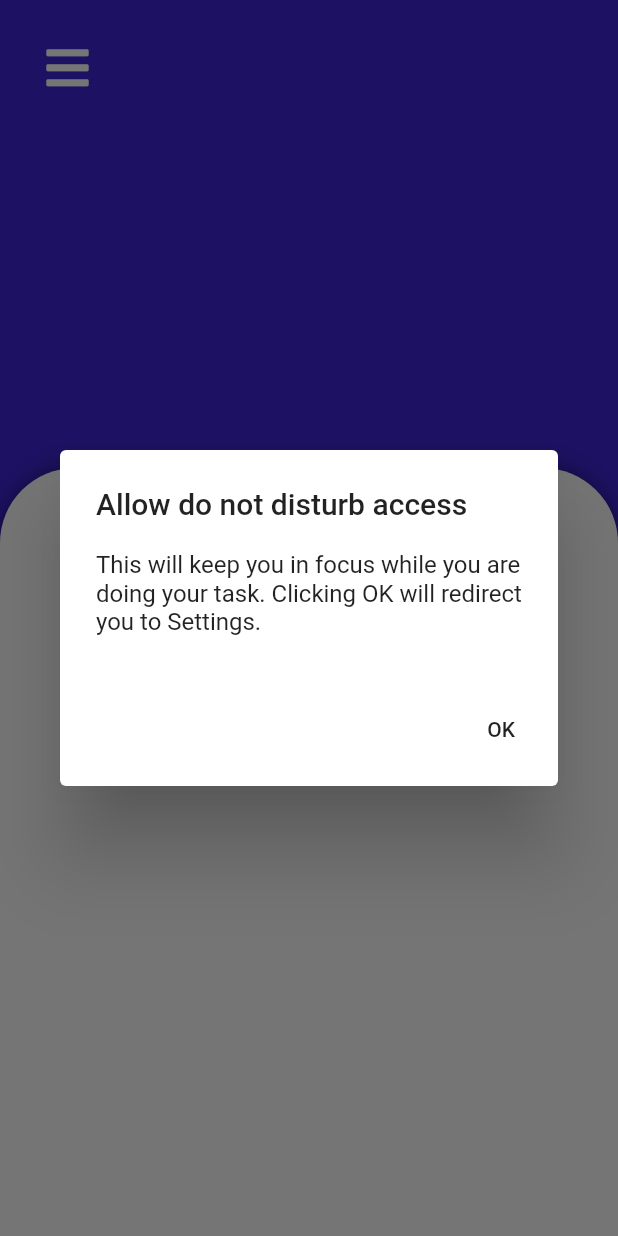
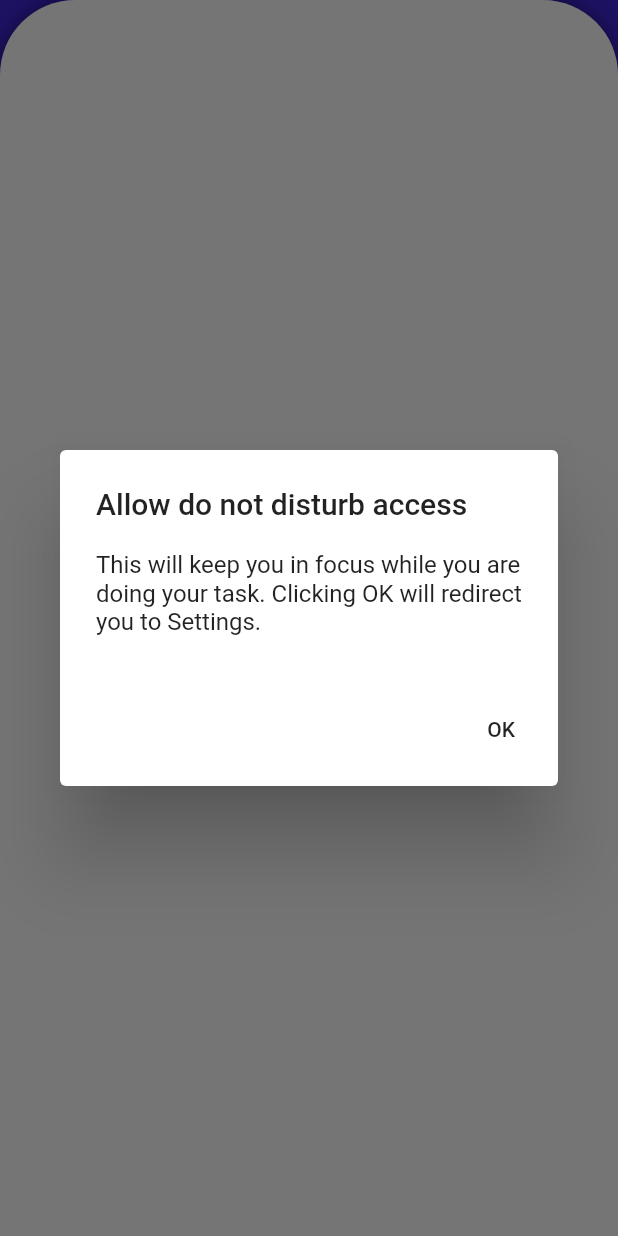
Before and after one commit to AngelK1NG/argus_app_1, a Flutter app: the screen it shows once a user with an empty profile is signed in, on a phone screen of 412 x 824 dp. Run offline on Flutter 3.47's test engine with Material 2 defaults, Android fonts, the phone set to English and light mode, and no system bars; our stand-ins replace auto_size_text, cloud_firestore, dots_indicator, firebase_analytics, firebase_auth, flutter_local_notifications and 5 more; missing offline and left inert: apple_sign_in, flutter_dnd, screen_state; accounts and stored records are empty; statements that could not run were skipped.

Commit message:
Smoother Wrapper card transition

```diff
--- a/lib/components/wrapper.dart
+++ b/lib/components/wrapper.dart
@@ -8,14 +8,14 @@ class WrapperWidget extends StatefulWidget {
   final Color backgroundColor;
   final bool nav;
   final bool loading;
-  final double cardHeight;
+  final double cardPosition;
 
   const WrapperWidget(
       {@required this.child,
       this.backgroundColor,
       this.nav,
       @required this.loading,
-      @required this.cardHeight,
+      @required this.cardPosition,
     }
   );
 
@@ -23,7 +23,7 @@ class WrapperWidget extends StatefulWidget {
   _WrapperWidgetState createState() => _WrapperWidgetState();
 }
 
-class _WrapperWidgetState extends State<WrapperWidget> {
+class _WrapperWidgetState extends State<WrapperWidget> with TickerProviderStateMixin {
   bool _navActive = false;
 
   void toggleNav() {
@@ -67,13 +67,13 @@ class _WrapperWidgetState extends State<WrapperWidget> {
                   color: widget.backgroundColor,
                   child: Container(),
                 ),
-                Positioned(
+                AnimatedPositioned(
+                  duration: cardSlideDuration,
+                  curve: cardSlideCurve,
                   left: 0,
                   right: 0,
-                  bottom: 0,
-                  child: AnimatedContainer(
-                    duration: cardSlideDuration,
-                    curve: cardSlideCurve,
+                  bottom: - widget.cardPosition,
+                  child: Container(
                     decoration: BoxDecoration(
                       borderRadius: BorderRadius.only(topLeft: Radius.circular(50), topRight: Radius.circular(50),),
                       color: Colors.white,
@@ -82,7 +82,7 @@ class _WrapperWidgetState extends State<WrapperWidget> {
                         blurRadius: 15,
                       )],
                     ),
-                    height: widget.cardHeight,
+                    height: MediaQuery.of(context).size.height,
                   ),
                 ),
                 GestureDetector(
--- a/lib/main.dart
+++ b/lib/main.dart
@@ -27,7 +27,7 @@ class MyApp extends StatelessWidget {
   @override
   Widget build(BuildContext context) {
     SystemChrome.setSystemUIOverlayStyle(
-      SystemUiOverlayStyle.dark
+      SystemUiOverlayStyle.light
     );
     return ChangeNotifierProvider<User>(
       create: (_) => User(),
--- a/lib/screens/home.dart
+++ b/lib/screens/home.dart
@@ -38,7 +38,6 @@ class _HomePageState extends State<HomePage> with WidgetsBindingObserver {
   int _completedTasks;
   int _totalTasks;
   bool _doingTask = false;
-  bool _startAnimate = false;
   String _date;
   FirebaseUser _user;
   FirestoreProvider _firestoreProvider;
@@ -187,7 +186,6 @@ class _HomePageState extends State<HomePage> with WidgetsBindingObserver {
         return false;
       }
     }
-    _startAnimate = true;
     return true;
   }
 
@@ -449,11 +447,6 @@ class _HomePageState extends State<HomePage> with WidgetsBindingObserver {
     );
 
     checkIfNotificationsOn();
-    if (_doingTask) {
-      SystemChrome.setSystemUIOverlayStyle(SystemUiOverlayStyle.light);
-    } else {
-      SystemChrome.setSystemUIOverlayStyle(SystemUiOverlayStyle.dark);
-    }
 
     return WillPopScope(
       onWillPop: () async => false,
@@ -461,7 +454,7 @@ class _HomePageState extends State<HomePage> with WidgetsBindingObserver {
         loading: _loading,
         nav: !_doingTask,
         backgroundColor: _doingTask ? Colors.black : Theme.of(context).primaryColor,
-        cardHeight: _doingTask ? MediaQuery.of(context).size.height / 2 : MediaQuery.of(context).size.height / 2 + 100,
+        cardPosition: _doingTask ? MediaQuery.of(context).size.height / 2 : MediaQuery.of(context).size.height / 2 - 100,
         child: StreamBuilder<QuerySnapshot>(
           stream: db
               .collection('users')
@@ -545,7 +538,7 @@ class _HomePageState extends State<HomePage> with WidgetsBindingObserver {
                       curve: cardSlideCurve,
                       left: 50,
                       right: 50,
-                      bottom: _startAnimate ? MediaQuery.of(context).size.height / 2 + 180 : MediaQuery.of(context).size.height / 2 + 150,
+                      bottom: !_doingTask ? MediaQuery.of(context).size.height / 2 + 180 : MediaQuery.of(context).size.height / 2 + 150,
                       child: Text(
                         'Congrats! 🎉',
                         textAlign: TextAlign.center,
@@ -559,7 +552,7 @@ class _HomePageState extends State<HomePage> with WidgetsBindingObserver {
                       child: AnimatedOpacity(
                         duration: cardSlideDuration,
                         curve: cardSlideCurve,
-                        opacity: _startAnimate ? 0 : 1,
+                        opacity: !_doingTask ? 0 : 1,
                         child: Center(
                           child: SqrButton(
                             onTap: pauseTask,
@@ -573,7 +566,7 @@ class _HomePageState extends State<HomePage> with WidgetsBindingObserver {
                       curve: cardSlideCurve,
                       left: 50,
                       right: 50,
-                      top: _startAnimate ? MediaQuery.of(context).size.height / 2 - 80 : MediaQuery.of(context).size.height / 2 + 20,
+                      top: !_doingTask ? MediaQuery.of(context).size.height / 2 - 80 : MediaQuery.of(context).size.height / 2 + 20,
                       child: Container(
                         alignment: Alignment.center,
                         height: 117,
@@ -589,7 +582,7 @@ class _HomePageState extends State<HomePage> with WidgetsBindingObserver {
                       curve: cardSlideCurve,
                       left: 0,
                       right: 0,
-                      bottom: _startAnimate ? 190 : 90,
+                      bottom: !_doingTask ? 190 : 90,
                       child: Center(
                         child: RctButton(
                           onTap: () {
@@ -607,7 +600,7 @@ class _HomePageState extends State<HomePage> with WidgetsBindingObserver {
                       curve: cardSlideCurve,
                       left: 0,
                       right: 0,
-                      bottom: _startAnimate ? 130 : 30,
+                      bottom: !_doingTask ? 130 : 30,
                       child: GestureDetector(
                         behavior: HitTestBehavior.translucent,
                         onTap: () {
--- a/lib/screens/settings.dart
+++ b/lib/screens/settings.dart
@@ -31,7 +31,7 @@ class _SettingsPageState extends State<SettingsPage> {
     return WrapperWidget(
       loading: _loading,
       nav: true,
-      cardHeight: MediaQuery.of(context).size.height / 2 + 240,
+      cardPosition: MediaQuery.of(context).size.height / 2 - 240,
       backgroundColor: Theme.of(context).primaryColor,
       child: Stack(children: <Widget>[
         Positioned(
--- a/lib/screens/statistics.dart
+++ b/lib/screens/statistics.dart
@@ -57,7 +57,7 @@ class _StatisticsPageState extends State<StatisticsPage> {
     return WrapperWidget(
       loading: _loading,
       nav: true,
-      cardHeight: MediaQuery.of(context).size.height / 2 + 240,
+      cardPosition: MediaQuery.of(context).size.height / 2 - 240,
       backgroundColor: Theme.of(context).primaryColor,
       child: Stack(
         children: <Widget>[
--- a/lib/screens/tasks.dart
+++ b/lib/screens/tasks.dart
@@ -35,7 +35,7 @@ class _TasksPageState extends State<TasksPage> {
     return WrapperWidget(
       loading: _loading,
       nav: true,
-      cardHeight: MediaQuery.of(context).size.height / 2 + 240,
+      cardPosition: MediaQuery.of(context).size.height / 2 - 240,
       backgroundColor: Theme.of(context).primaryColor,
       child: Stack(
         children: <Widget>[
```
